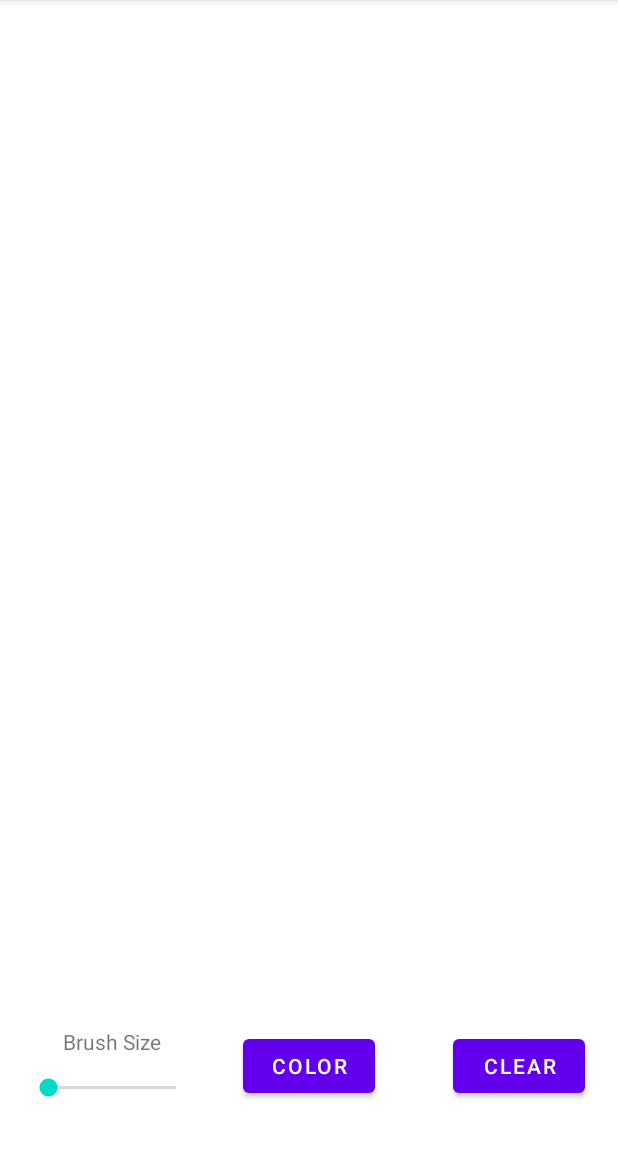
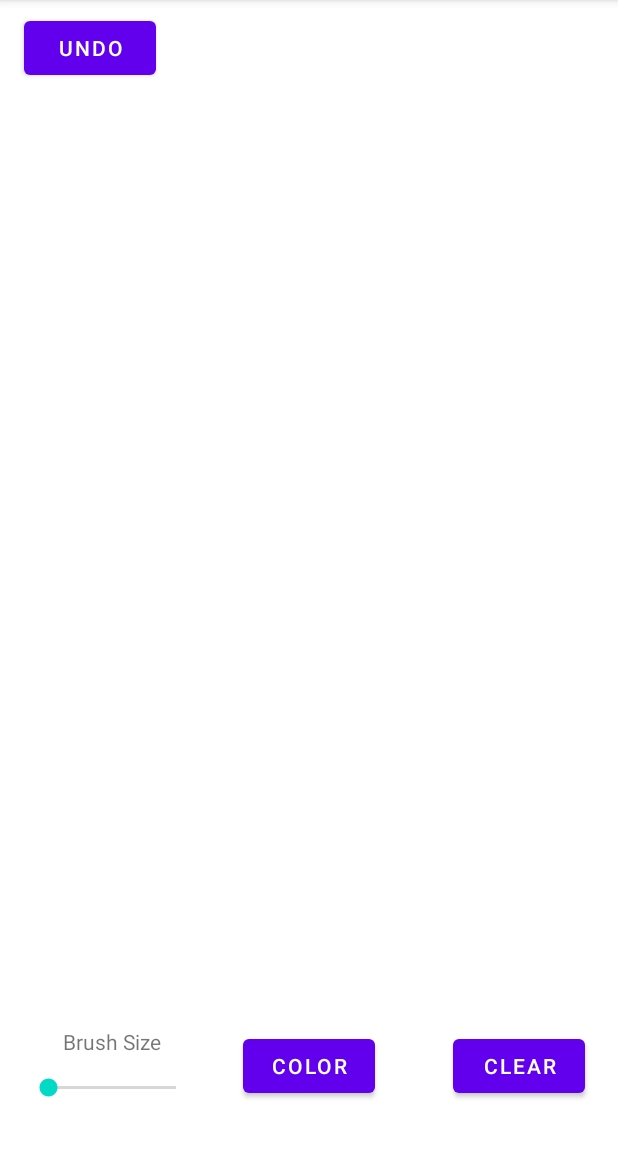
Before and after one commit to ryancev/CISC482Doodler, an Android app: the screen it shows after launch (MainActivity), on a phone screen of 412 x 824 dp, the part 84-1236 px from its top. Run offline under Robolectric (Android 15) with nearby library versions, the phone set to English and light mode, and no system bars; libraries missing offline, so code that uses them is left out: top.defaults.colorpicker.

Commit message:
Added undo button (working)

```diff
--- a/app/src/main/java/com/example/cisc482doodler/DoodleView.java
+++ b/app/src/main/java/com/example/cisc482doodler/DoodleView.java
@@ -10,19 +10,31 @@ import android.view.ViewGroup;
 
 import java.lang.reflect.Array;
 import java.util.ArrayList;
+public class DoodleView extends View {
 
-public class DoodleView extends View {
+    private static class UserAction {
+        public Path path;
+        public Paint brush;
+
+        public UserAction(Path path, Paint brush) {
+            this.path = path;
+            this.brush = brush;
+        }
+    }
 
     private Paint brush = new Paint();
     private Path path = new Path();
 
+
     private ArrayList<Path> paths = new ArrayList<>();
     private ArrayList<Paint> brushes = new ArrayList<>();
+
+    private ArrayList<UserAction> actions = new ArrayList<>();
+    private ArrayList<UserAction> undoneActions = new ArrayList<>();
 
 
     public DoodleView(Context context, AttributeSet attrs) {
         super(context, attrs);
-
         brush.setAntiAlias(true);
         brush.setColor(Color.RED);
         brush.setStyle(Paint.Style.STROKE);
@@ -73,9 +85,17 @@ public class DoodleView extends View {
 
         if (event.getAction() == MotionEvent.ACTION_DOWN) {
             path.moveTo(pointX, pointY);
+            actions.add(new UserAction(path, brush));
+            Log.d("moving", "down");
             return true;
         } else if (event.getAction() == MotionEvent.ACTION_MOVE) {
+            Log.d("moving", "move");
             path.lineTo(pointX, pointY);
+        }
+        else if (event.getAction() == MotionEvent.ACTION_UP) {
+            actions.remove(actions.size() - 1);
+            actions.add(new UserAction(path, brush));
+            path = new Path();
         }
         postInvalidate();
         return false;
@@ -85,9 +105,20 @@ public class DoodleView extends View {
         path = new Path();
         paths.clear();
         brushes.clear();
+        actions.clear();
         paths.add(path);
         brushes.add(brush);
         invalidate();
+    }
+
+    public void undoButtonPressed() {
+        if (actions.size() > 0) {
+            actions.remove(actions.size() - 1);
+            path = new Path();
+            invalidate();
+        }
+        Log.d("undo", actions.toString());
+
     }
 
     public int getCurrColor() {
@@ -97,10 +128,13 @@ public class DoodleView extends View {
     @Override
     protected void onDraw(Canvas canvas) {
         super.onDraw(canvas);
-        for (int i = 0; i < paths.size(); i++) {
-            path = paths.get(i);
-            brush = brushes.get(i);
-            canvas.drawPath(path, brush);
+        for (UserAction action : actions) {
+            canvas.drawPath(action.path, action.brush);
         }
+//        for (int i = 0; i < paths.size(); i++) {
+//            path = paths.get(i);
+//            brush = brushes.get(i);
+//            canvas.drawPath(path, brush);
+//        }
     }
 }
--- a/app/src/main/java/com/example/cisc482doodler/MainActivity.java
+++ b/app/src/main/java/com/example/cisc482doodler/MainActivity.java
@@ -18,6 +18,7 @@ public class MainActivity extends AppCompatActivity {
 
         Button clearButton = findViewById(R.id.clearButton);
         Button colorButton = findViewById(R.id.colorButton);
+        Button undoButton = findViewById(R.id.undoButton);
 
         DoodleView doodleCanvas = findViewById(R.id.doodleView);
 
@@ -50,6 +51,13 @@ public class MainActivity extends AppCompatActivity {
             }
         });
 
+        undoButton.setOnClickListener(new View.OnClickListener() {
+            @Override
+            public void onClick(View v) {
+                doodleCanvas.undoButtonPressed();
+            }
+        });
+
         brushBar.setOnSeekBarChangeListener(new SeekBar.OnSeekBarChangeListener() {
             @Override
             public void onProgressChanged(SeekBar seekBar, int progress, boolean fromUser) { }
--- a/app/src/main/res/layout/activity_main.xml
+++ b/app/src/main/res/layout/activity_main.xml
@@ -6,10 +6,18 @@
         android:layout_width="match_parent"
         android:layout_height="match_parent"
         tools:context=".MainActivity">
+    <Button
+            android:text="Undo"
+            android:layout_width="wrap_content"
+            android:layout_height="wrap_content" android:id="@+id/undoButton"
+            app:layout_constraintStart_toStartOf="parent" app:layout_constraintHorizontal_bias="0.049"
+            app:layout_constraintEnd_toEndOf="parent" app:layout_constraintTop_toTopOf="parent"
+            app:layout_constraintBottom_toBottomOf="parent" app:layout_constraintVertical_bias="0.011"/>
     <com.example.cisc482doodler.DoodleView
-            android:layout_width="408dp"
-            android:layout_height="633dp" android:id="@+id/doodleView" app:layout_constraintStart_toStartOf="parent"
-            app:layout_constraintTop_toTopOf="parent"/>
+            android:layout_width="0dp"
+            android:layout_height="570dp" android:id="@+id/doodleView" app:layout_constraintStart_toStartOf="parent"
+            app:layout_constraintTop_toTopOf="parent" android:layout_marginTop="56dp"
+    />
     <LinearLayout
             android:orientation="horizontal"
             android:layout_width="match_parent"
```
